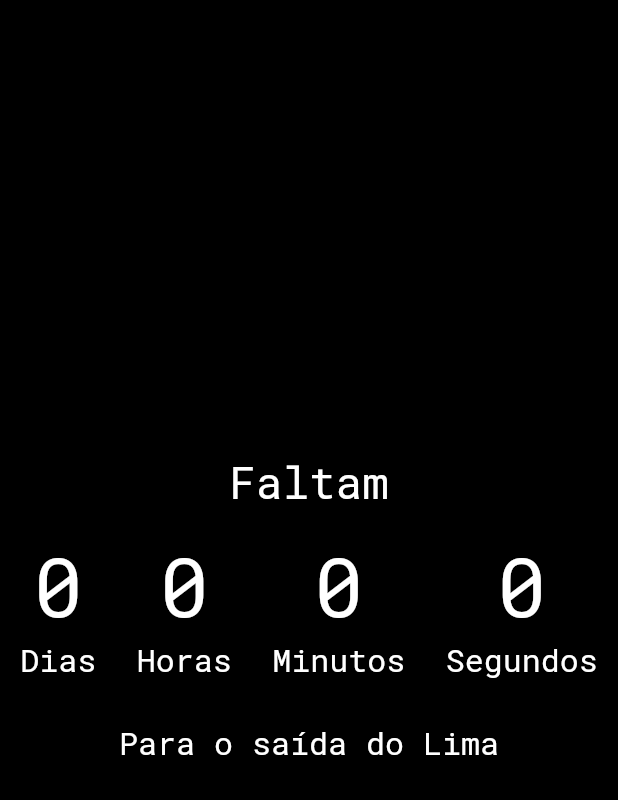
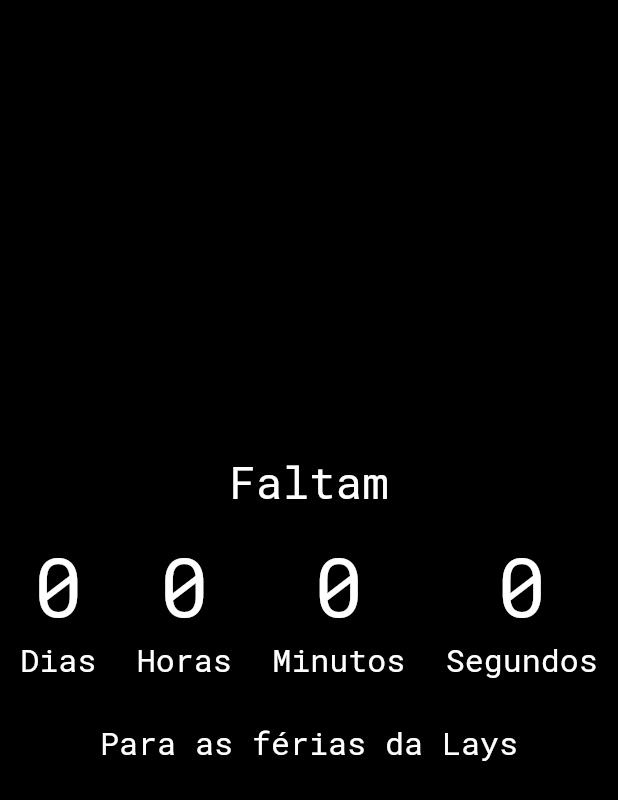
Before and after one commit to vinifoga/vacation-countdown, a Flutter app: the first screen one second after launch, on a phone screen of 412 x 824 dp. Shown: the top 800 px of the screen. Run offline on Flutter 3.47's test engine with Material 2 defaults, Android fonts, the phone set to English and light mode, and no system bars; our stand-ins replace google_fonts.

Commit message:
[update] Lays Vacation

```diff
--- a/lib/main.dart
+++ b/lib/main.dart
@@ -14,14 +14,14 @@ class MyApp extends StatelessWidget {
   Widget build(BuildContext context) {
     return MaterialApp(
       debugShowCheckedModeBanner: false,
-      title: 'Saída do Lima ',
+      title: 'Férias da Lays',
       theme: ThemeData(
         brightness: Brightness.dark,
         accentColor: Colors.white,
         visualDensity: VisualDensity.adaptivePlatformDensity,
       ),
       darkTheme: ThemeData.dark(),
-      home: const MyHomePage(title: 'Saída do Lima'),
+      home: const MyHomePage(title: 'Férias Lays'),
     );
   }
 }
@@ -34,7 +34,7 @@ class MyHomePage extends StatefulWidget {
 }
 
 class _MyHomePageState extends State<MyHomePage> {
-  final _date = DateTime(2022, 6, 17, 18, 0, 0, 0, 0);
+  final _date = DateTime(2022, 12, 30, 18, 0, 0, 0, 0);
   var _currDate = DateTime.now();
   int days = 0;
   int hours = 0;
@@ -89,7 +89,7 @@ class _MyHomePageState extends State<MyHomePage> {
               Padding(
                 padding: const EdgeInsets.all(16.0),
                 child: Text(
-                  'Para o saída do Lima',
+                  'Para as férias da Lays',
                   style: GoogleFonts.robotoMono(
                     color: Colors.white,
                     fontSize: 25,
```
Also changed, not shown: pubspec.lock.
